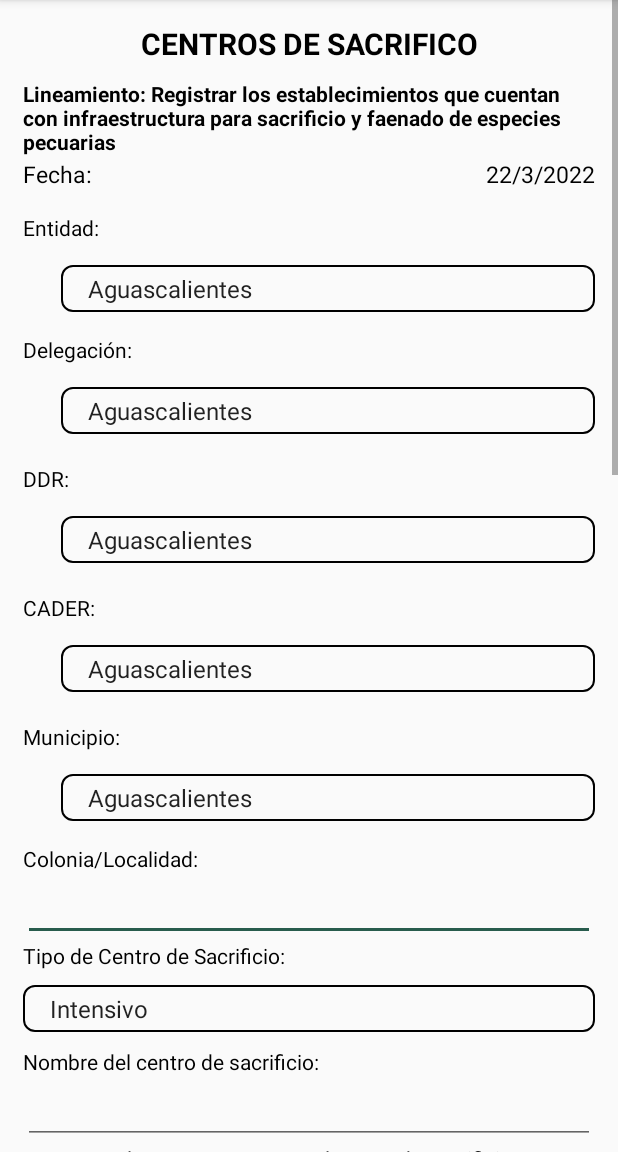
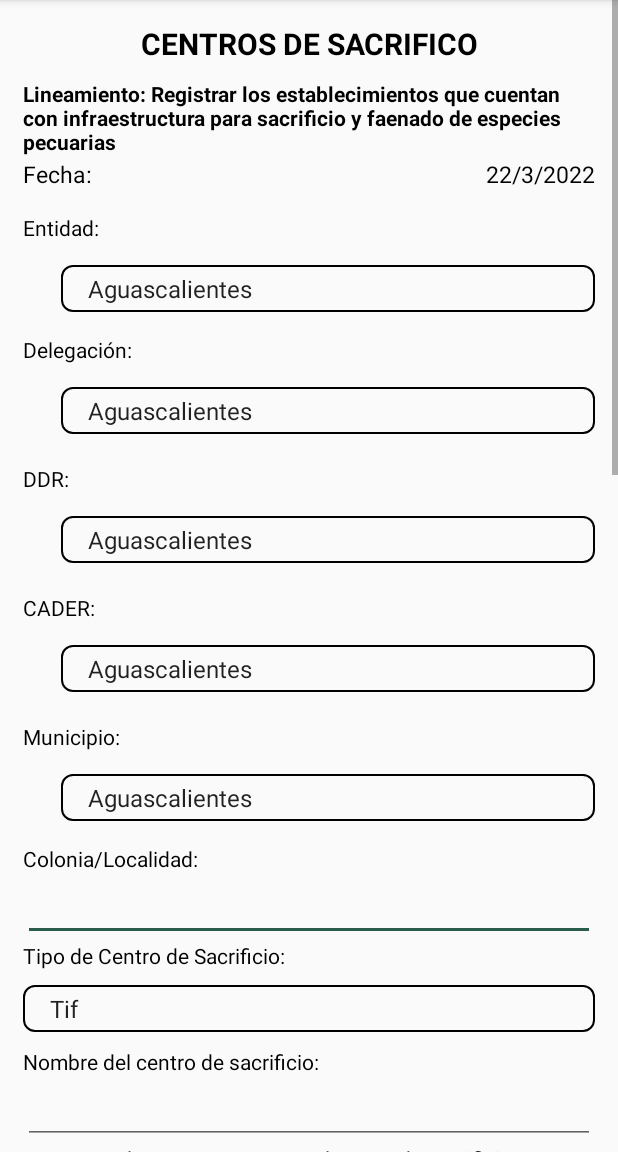
Before and after one commit to Geoberth/GPS-Infraestructura, an Android app: the Sacrificio_1 screen opened directly, with no data from a screen before it, on a phone screen of 412 x 824 dp, the part 84-1236 px from its top. Run offline under Robolectric (Android 15) with nearby library versions, the phone set to English and light mode, and no system bars.

Commit message:
intento BD Sacrificio

```diff
--- a/app/src/main/res/values/type_censacri.xml
+++ b/app/src/main/res/values/type_censacri.xml
@@ -2,9 +2,10 @@
 <resources>
 
     <string-array name="type_censacri">
-        <item>Intensivo</item>
-        <item>Semi-intensivo</item>
-        <item>Extensivo</item>
+        <item>Tif</item>
+        <item>Municipal</item>
+        <item>Privado</item>
+        <item>Otros</item>
     </string-array>
 
     <string-array name="sacri_estatus">
```
